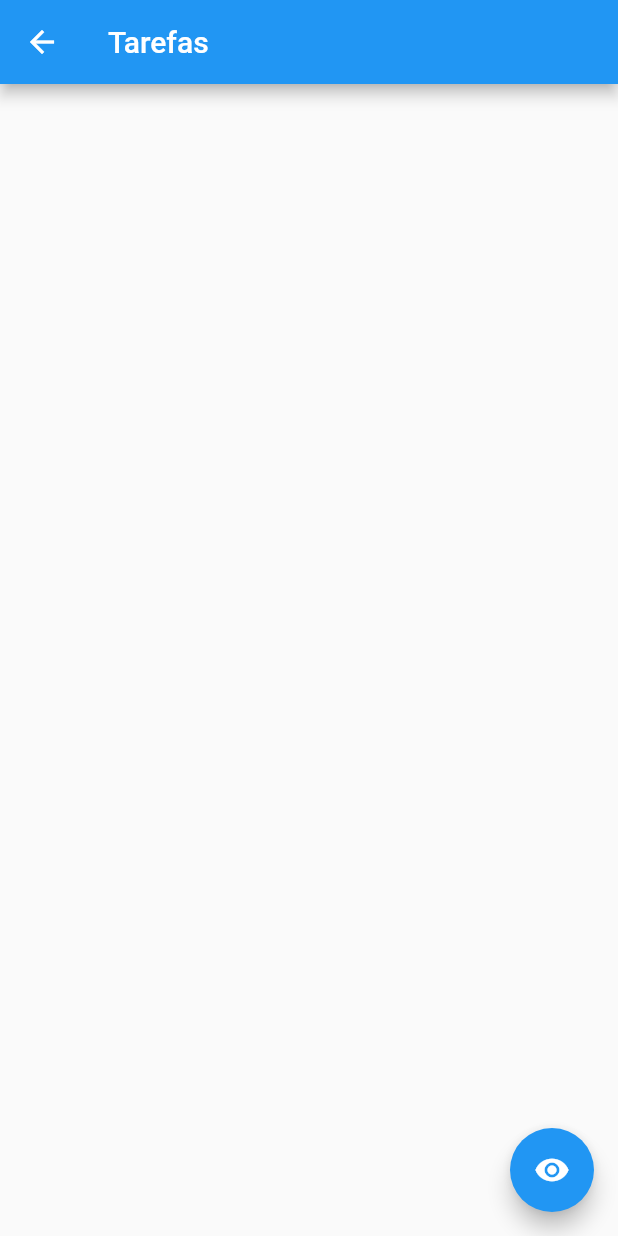
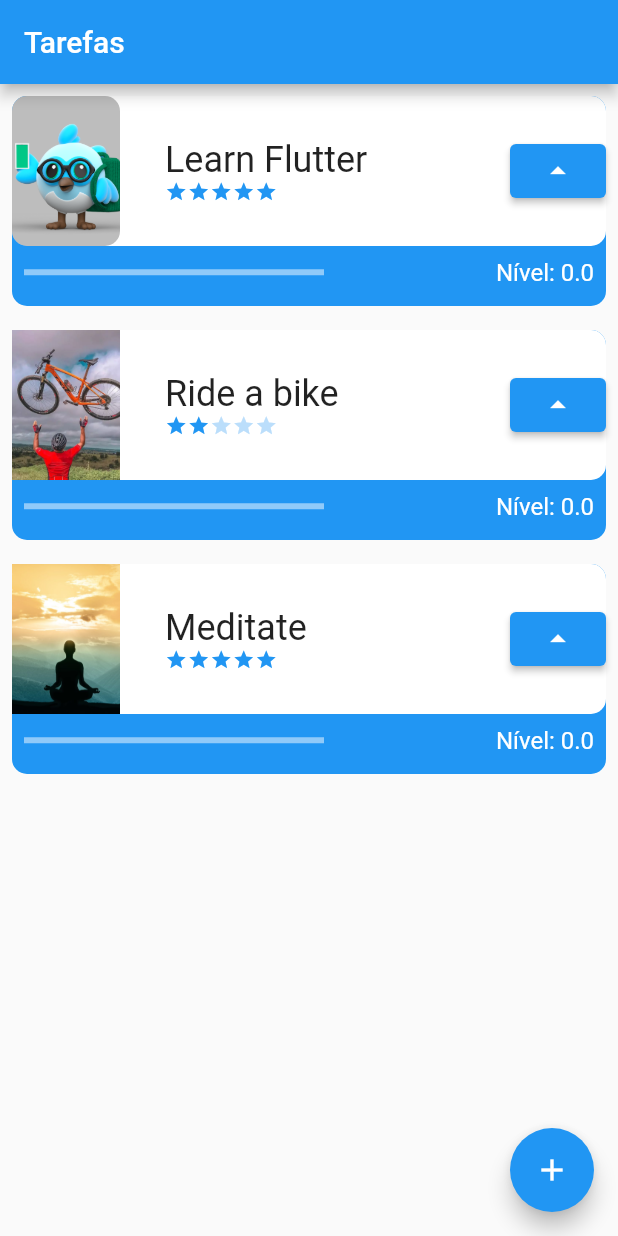
Before and after one commit to andre-alck/flutter_controller_navegacao_e_estados, a Flutter app: the InitialScreen screen opened directly, on a phone screen of 412 x 824 dp. Run offline on Flutter 3.47's test engine with Material 2 defaults, Android fonts, the phone set to English and light mode, and no system bars; network calls fail.

Commit message:
feat: add 03

```diff
--- a/lib/main.dart
+++ b/lib/main.dart
@@ -1,4 +1,5 @@
 import 'package:alura_app/screens/form_screen.dart';
+import 'package:alura_app/screens/initial_screen.dart';
 import 'package:flutter/material.dart';
 
 void main() => runApp(const MyApp());
@@ -11,6 +12,6 @@ class MyApp extends StatelessWidget {
     return MaterialApp(
         title: 'Flutter Demo',
         theme: ThemeData(primarySwatch: Colors.blue),
-        home: const FormScreen());
+        home: const InitialScreen());
   }
 }
--- a/lib/screens/form_screen.dart
+++ b/lib/screens/form_screen.dart
@@ -114,6 +114,8 @@ class _FormScreenState extends State<FormScreen> {
                             ScaffoldMessenger.of(context).showSnackBar(
                                 const SnackBar(
                                     content: Text('Nova tarefa salva.')));
+
+                            Navigator.pop(context);
                           }
                         },
                         child: const Text('Adicionar')),
--- a/lib/screens/initial_screen.dart
+++ b/lib/screens/initial_screen.dart
@@ -1,69 +1,30 @@
+import 'package:alura_app/components/task.dart';
+import 'package:alura_app/screens/form_screen.dart';
 import 'package:flutter/material.dart';
 
-import '../components/task.dart';
-
 class InitialScreen extends StatefulWidget {
-  const InitialScreen({
-    Key? key,
-  }) : super(
-          key: key,
-        );
+  const InitialScreen({Key? key}) : super(key: key);
 
   @override
   State<InitialScreen> createState() => _InitialScreenState();
 }
 
 class _InitialScreenState extends State<InitialScreen> {
-  bool opacity = false;
   @override
   Widget build(BuildContext context) {
     return Scaffold(
-      appBar: AppBar(
-        title: const Text(
-          'Tarefas',
-        ),
-      ),
-      body: AnimatedOpacity(
-        opacity: opacity ? 1 : 0,
-        duration: const Duration(
-          milliseconds: 1000,
-        ),
-        child: ListView(
-          children: const [
-            Task(
-              'Learn Flutter',
-              'assets/images/dash.png',
-              5,
-            ),
-            Task(
-              'Ride a bike',
-              'assets/images/bike.webp',
-              2,
-            ),
-            Task(
-              'Meditate',
-              'assets/images/meditar.jpeg',
-              5,
-            ),
-          ],
-        ),
-      ),
+      appBar: AppBar(title: const Text('Tarefas')),
+      body: ListView(children: const [
+        Task('Learn Flutter', 'assets/images/dash.png', 5),
+        Task('Ride a bike', 'assets/images/bike.webp', 2),
+        Task('Meditate', 'assets/images/meditar.jpeg', 5)
+      ]),
       floatingActionButton: FloatingActionButton(
-        child: opacity
-            ? const Icon(
-                Icons.visibility_off,
-              )
-            : const Icon(
-                Icons.visibility,
-              ),
-        onPressed: () {
-          setState(
-            () {
-              opacity = !opacity;
-            },
-          );
-        },
-      ),
+          child: const Icon(Icons.add),
+          onPressed: () {
+            setState(() => Navigator.push(context,
+                MaterialPageRoute(builder: (context) => const FormScreen())));
+          }),
     );
   }
 }
```
